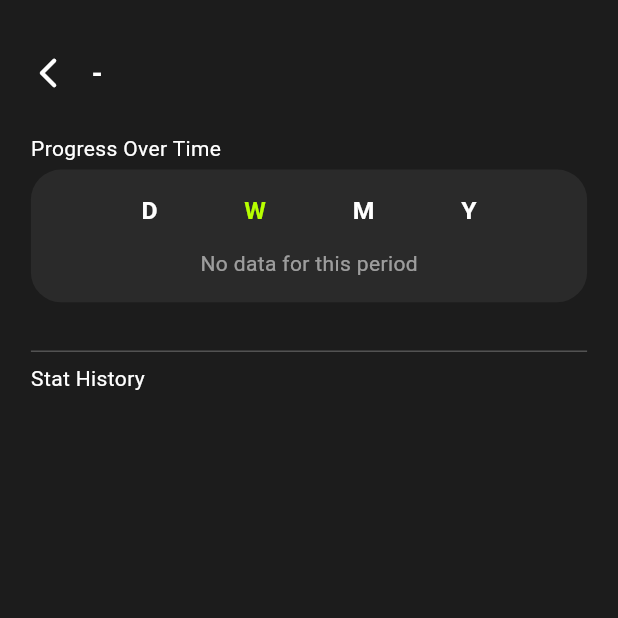
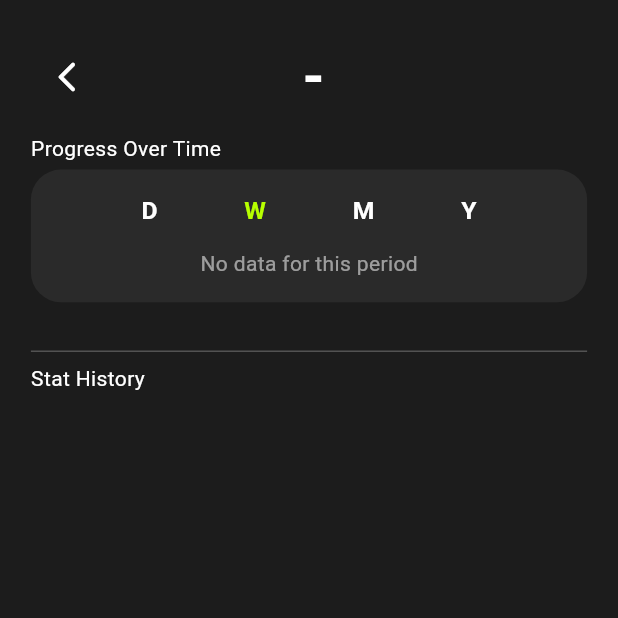
Before and after one commit to AugustanaCSC490Spring2025/Stryke, a Flutter app: the AthleteMetricDetailPage screen opened directly with empty values, on a phone screen of 412 x 824 dp, the top half of it. Run offline on Flutter 3.47's test engine with Material 3 defaults, Android fonts, the phone set to English and light mode, and no system bars; our stand-ins replace cloud_firestore, firebase_auth, firebase_core, firebase_messaging, fl_chart, geolocator and 3 more; accounts and stored records are empty; network calls fail.

Commit message:
format fixes

```diff
--- a/stryke_main/lib/screens/home/athlete_detail_page.dart
+++ b/stryke_main/lib/screens/home/athlete_detail_page.dart
@@ -80,18 +80,19 @@ class _AthleteMetricDetailPageState extends State<AthleteMetricDetailPage> {
             pinned: false,
             backgroundColor: const Color(0xFF1C1C1C),
             flexibleSpace: Padding(
-              padding: EdgeInsets.symmetric(horizontal: screenWidth * 0.02),
+              padding: EdgeInsets.symmetric(horizontal: screenWidth * 0.05),
               child: Row(
                 children: [
                   IconButton(
                     onPressed: () => Navigator.pop(context),
                     icon: const Icon(Icons.arrow_back_ios_new_rounded, color: Colors.white),
                   ),
+                  horizontalSpacing(screenWidth * 0.3),
                   Text(
                     '${widget.athleteName} - ${widget.metric}',
                     style: TextStyle(
                       color: Colors.white,
-                      fontSize: screenWidth * 0.045,
+                      fontSize: screenHeight * 0.045,
                       fontWeight: FontWeight.w700,
                     ),
                   ),
--- a/stryke_main/lib/widgets/profile_info_topbar.dart
+++ b/stryke_main/lib/widgets/profile_info_topbar.dart
@@ -113,7 +113,7 @@ class ProfileInfoTopbar extends StatelessWidget {
                 );
               },
               child: CircleAvatar(
-                radius: screenWidth * .04,
+                radius: screenHeight * .04,
                 backgroundImage: NetworkImage(
                   myUser.photoURL ??
                       'https://static.vecteezy.com/system/resources/previews/009/292/244/non_2x/default-avatar-icon-of-social-media-user-vector.jpg',
@@ -130,7 +130,7 @@ class ProfileInfoTopbar extends StatelessWidget {
                     '${myUser.displayName}',
                     style: TextStyle(
                       color: Colors.white,
-                      fontSize: screenWidth * .05,
+                      fontSize: screenHeight * .04,
                       fontWeight: FontWeight.w600,
                     ),
                   ),
@@ -146,7 +146,7 @@ class ProfileInfoTopbar extends StatelessWidget {
               },
               icon:
                   const Icon(Icons.notifications_outlined, color: Colors.white),
-              iconSize: screenWidth * .05,
+              iconSize: screenHeight * .04,
             ),
           ],
         ),
```
Also changed, not shown: stryke_main/lib/screens/home/input_screen.dart (+7 -16 lines), stryke_main/lib/screens/home/personal_screen.dart (+7 -7 lines).
